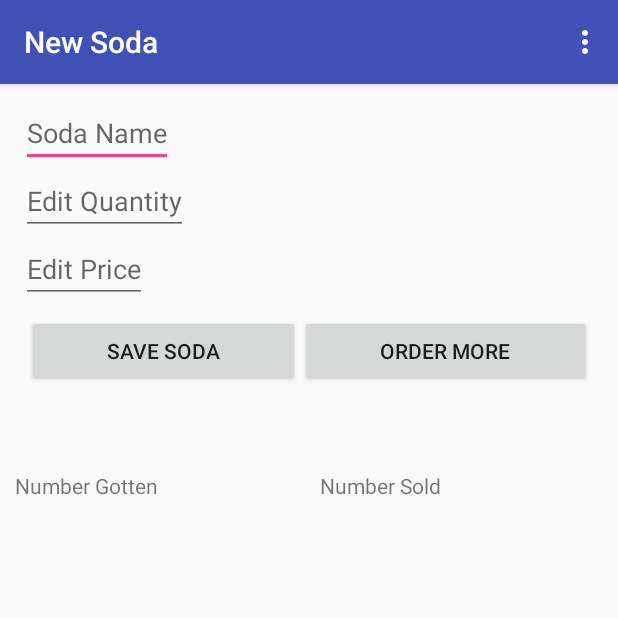
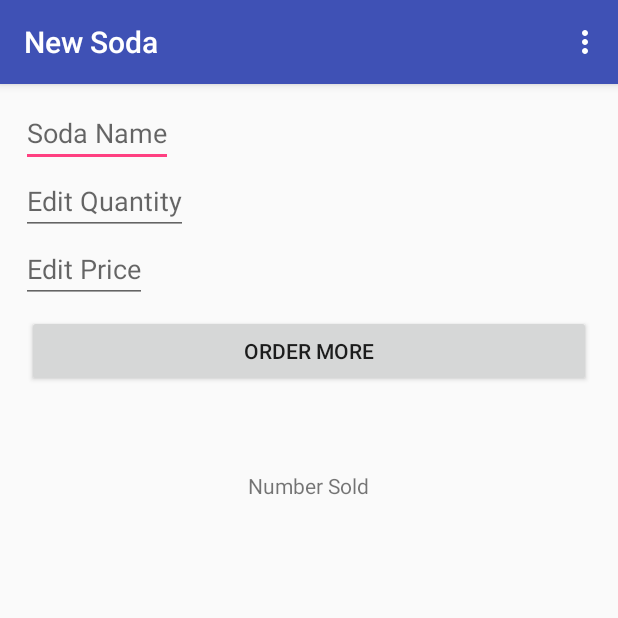
Before and after one commit to Marsha331/SodaInventory, an Android app: the screen it shows after launch (EditorActivity), after a tap on "ADD SODA", on a phone screen of 412 x 824 dp, the top half of it. Run offline under Robolectric (Android 15) with nearby library versions, the phone set to English and light mode, and no system bars.

Commit message:
Fixed Buttons

```diff
--- a/app/src/main/java/net/swallowsnest/sodainventory/MainActivity.java
+++ b/app/src/main/java/net/swallowsnest/sodainventory/MainActivity.java
@@ -19,6 +19,8 @@ import android.widget.Button;
 import android.widget.ListView;
 
 import net.swallowsnest.sodainventory.data.SodaContract.SodaEntry;
+
+import static android.icu.lang.UCharacter.GraphemeClusterBreak.T;
 
 public class MainActivity extends AppCompatActivity implements
         LoaderManager.LoaderCallbacks<Cursor> {
@@ -136,9 +138,7 @@ public class MainActivity extends AppCompatActivity implements
                 SodaEntry._ID,
                 SodaEntry.COLUMN_NAME,
                 SodaEntry.COLUMN_QUANTITY,
-                SodaEntry.COLUMN_PRICE,
-                SodaEntry.COLUMN_SOLD,
-                SodaEntry.COLUMN_GET};
+                SodaEntry.COLUMN_PRICE,};
 
         // This loader will execute the ContentProvider's query method on a background thread
         return new CursorLoader(this,   // Parent activity context
--- a/app/src/main/java/net/swallowsnest/sodainventory/data/SodaContract.java
+++ b/app/src/main/java/net/swallowsnest/sodainventory/data/SodaContract.java
@@ -21,8 +21,6 @@ public class SodaContract {
         public static final String COLUMN_NAME = "name";
         public static final String COLUMN_QUANTITY = "quantity";
         public static final String COLUMN_PRICE = "price";
-        public static final String COLUMN_SOLD = "soldValue";
-        public static final String COLUMN_GET = "gotValue";
 
 
         public static final Uri CONTENT_URI = Uri.withAppendedPath(BASE_CONTENT_URI, PATH_SODAS);
--- a/app/src/main/java/net/swallowsnest/sodainventory/data/SodaProvider.java
+++ b/app/src/main/java/net/swallowsnest/sodainventory/data/SodaProvider.java
@@ -199,11 +199,11 @@ public class SodaProvider extends ContentProvider {
         }
 
         // If the {@link SodaEntry#COLUMN_SODA_QUANTITY} key is present,
-        // check that the weight value is valid.
+        // check that the quantity value is valid.
         if (values.containsKey(SodaEntry.COLUMN_QUANTITY)) {
-            // Check that the weight is greater than or equal to 0 kg
+            // Check that the quantity is greater than or equal to 0
             Integer quantity = values.getAsInteger(SodaEntry.COLUMN_QUANTITY);
-            if (quantity != null) {
+            if (quantity == null) {
                 throw new IllegalArgumentException("Soda requires valid quantity.");
             }
         }
--- a/app/src/main/res/layout/activity_editor.xml
+++ b/app/src/main/res/layout/activity_editor.xml
@@ -73,14 +73,6 @@
             android:padding="8dp">
 
             <Button
-                android:id="@+id/save_soda"
-                android:layout_width="wrap_content"
-                android:layout_height="wrap_content"
-                android:layout_weight="1"
-                android:onClick="saveSoda"
-                android:text="Save Soda" />
-
-            <Button
                 android:layout_width="wrap_content"
                 android:layout_height="wrap_content"
                 android:layout_weight="1"
@@ -98,29 +90,16 @@
         <LinearLayout
             android:layout_width="wrap_content"
             android:layout_height="wrap_content"
-            android:orientation="vertical"
-            android:layout_weight="1">
+            android:layout_weight="1"
+            android:orientation="vertical">
 
-        <TextView
-            android:id="@+id/edit_got_value"
-            android:layout_width="48dp"
-            android:layout_height="48dp"
-            android:layout_weight="1"
-            android:inputType="number"
-            android:padding="15dp" />
-
-        <TextView
-            android:layout_width="wrap_content"
-            android:layout_height="wrap_content"
-            android:text="Number Gotten" />
-
-    </LinearLayout>
 
             <LinearLayout
                 android:layout_width="wrap_content"
                 android:layout_height="wrap_content"
-        android:orientation="vertical"
-        android:layout_weight="1">
+                android:layout_gravity="center_horizontal"
+                android:layout_weight="1"
+                android:orientation="vertical">
 
                 <TextView
                     android:id="@+id/edit_sold_value"
@@ -139,5 +118,5 @@
 
 
         </LinearLayout>
-
     </LinearLayout>
+</LinearLayout>
--- a/app/src/main/res/menu/menu_editor.xml
+++ b/app/src/main/res/menu/menu_editor.xml
@@ -25,4 +25,14 @@
         android:id="@+id/action_delete"
         android:title="@string/action_delete"
         app:showAsAction="never" />
+
+    <item
+        android:id="@+id/action_sell"
+        android:title="@string/action_sell"
+        app:showAsAction="never" />
+
+    <item
+        android:id="@+id/action_get"
+        android:title="@string/action_get"
+        app:showAsAction="never" />
 </menu>
--- a/app/src/main/res/values/strings.xml
+++ b/app/src/main/res/values/strings.xml
@@ -10,8 +10,10 @@
     <string name="editor_update_soda_successful">Soda Updated!</string>
     <string name="editor_delete_soda_failed">Delete Soda Failed!</string>
     <string name="editor_delete_soda_successful">Soda Deleted!</string>
-    <string name="action_save">Saved!</string>
-    <string name="action_delete">Deleted!</string>
+    <string name="action_save">Save</string>
+    <string name="action_delete">Delete</string>
+    <string name="action_get">Get 1</string>
+    <string name="action_sell">Sell 1</string>
     <string name="action_delete_all_entries">Delete all sodas</string>
     <string name="unsaved_changes_dialog_msg">You have unsaved changes. Are you sure?</string>
     <string name="discard">Discard</string>
```
Also changed, not shown: app/src/main/java/net/swallowsnest/sodainventory/EditorActivity.java (+50 -19 lines), app/src/main/java/net/swallowsnest/sodainventory/SodaCursorAdapter.java (+3 -38 lines), app/src/main/java/net/swallowsnest/sodainventory/data/SodaDbHelper.java (+4 -6 lines), app/src/main/res/layout/list_item.xml (+0 -14 lines). Lines whose indentation alone changed are shown as unchanged.
